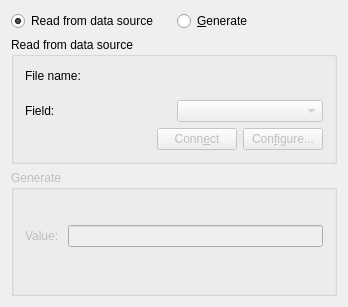
Above: src/libkstapp/scalartab.ui from Kst-plot/kst before the change. Below: the same form after it.
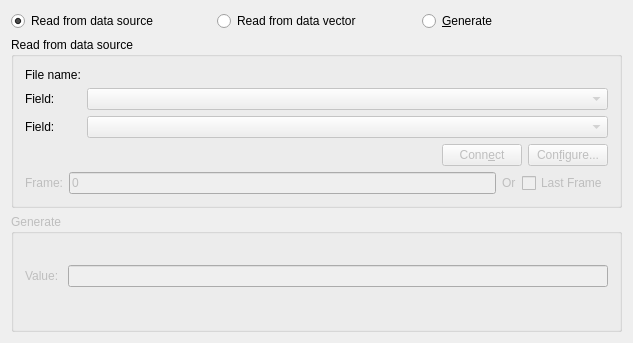
That is the form after the change. Custom widgets are drawn as their Qt base class.

Commit message:
Add a new kind of scalar: vector field scalars... make a scalar from a single sample of a vector field from a data source.  Useful for numerical displays in live kst windows, etc.
Work on the data manager to allow strings and scalars to be displayed.

Refactor the data manager a little - simplifying things a bit.

```diff
--- a/src/libkstapp/scalartab.ui
+++ b/src/libkstapp/scalartab.ui
@@ -5,11 +5,11 @@
    <rect>
     <x>0</x>
     <y>0</y>
-    <width>348</width>
-    <height>307</height>
+    <width>633</width>
+    <height>343</height>
    </rect>
   </property>
-  <layout class="QGridLayout" name="gridLayout" >
+  <layout class="QGridLayout" name="gridLayout_2" >
    <item row="0" column="0" >
     <widget class="QRadioButton" name="_readFromSource" >
      <property name="text" >
@@ -21,6 +21,16 @@
     </widget>
    </item>
    <item row="0" column="1" >
+    <widget class="QRadioButton" name="_readFromRVector" >
+     <property name="whatsThis" >
+      <string>Generate a new vector with the properties given here as the independent variable.</string>
+     </property>
+     <property name="text" >
+      <string>Read from data vector</string>
+     </property>
+    </widget>
+   </item>
+   <item row="0" column="2" >
     <widget class="QRadioButton" name="_generateX" >
      <property name="whatsThis" >
       <string>Generate a new vector with the properties given here as the independent variable.</string>
@@ -30,17 +40,20 @@
      </property>
     </widget>
    </item>
-   <item row="1" column="0" colspan="2" >
+   <item row="1" column="0" colspan="3" >
     <widget class="QGroupBox" name="_dataScalarGroup" >
      <property name="title" >
       <string>Read from data source</string>
      </property>
-     <layout class="QGridLayout" name="_2" >
-      <property name="topMargin" >
-       <number>0</number>
-      </property>
+     <layout class="QGridLayout" name="gridLayout" >
       <item row="0" column="0" >
        <widget class="QLabel" name="label_4" >
+        <property name="sizePolicy" >
+         <sizepolicy vsizetype="Preferred" hsizetype="Fixed" >
+          <horstretch>0</horstretch>
+          <verstretch>0</verstretch>
+         </sizepolicy>
+        </property>
         <property name="text" >
          <string>File name:</string>
         </property>
@@ -57,6 +70,12 @@
       </item>
       <item row="1" column="0" >
        <widget class="QLabel" name="label_5" >
+        <property name="sizePolicy" >
+         <sizepolicy vsizetype="Preferred" hsizetype="Fixed" >
+          <horstretch>0</horstretch>
+          <verstretch>0</verstretch>
+         </sizepolicy>
+        </property>
         <property name="text" >
          <string>Field:</string>
         </property>
@@ -75,7 +94,33 @@
         </property>
        </widget>
       </item>
-      <item row="2" column="0" colspan="2" >
+      <item row="2" column="0" >
+       <widget class="QLabel" name="label_8" >
+        <property name="sizePolicy" >
+         <sizepolicy vsizetype="Preferred" hsizetype="Fixed" >
+          <horstretch>0</horstretch>
+          <verstretch>0</verstretch>
+         </sizepolicy>
+        </property>
+        <property name="text" >
+         <string>Field:</string>
+        </property>
+        <property name="alignment" >
+         <set>Qt::AlignLeading|Qt::AlignLeft|Qt::AlignVCenter</set>
+        </property>
+        <property name="wordWrap" >
+         <bool>false</bool>
+        </property>
+       </widget>
+      </item>
+      <item row="2" column="1" >
+       <widget class="Kst::ComboBox" name="_fieldRV" >
+        <property name="enabled" >
+         <bool>false</bool>
+        </property>
+       </widget>
+      </item>
+      <item row="3" column="0" colspan="2" >
        <layout class="QHBoxLayout" name="_3" >
         <property name="margin" >
          <number>0</number>
@@ -118,10 +163,72 @@
         </item>
        </layout>
       </item>
+      <item row="4" column="0" colspan="2" >
+       <layout class="QHBoxLayout" name="_rVectorFrames" >
+        <item>
+         <widget class="QLabel" name="label_6" >
+          <property name="enabled" >
+           <bool>false</bool>
+          </property>
+          <property name="text" >
+           <string>Frame:</string>
+          </property>
+          <property name="alignment" >
+           <set>Qt::AlignRight|Qt::AlignTrailing|Qt::AlignVCenter</set>
+          </property>
+          <property name="wordWrap" >
+           <bool>false</bool>
+          </property>
+         </widget>
+        </item>
+        <item>
+         <widget class="QLineEdit" name="_start" >
+          <property name="enabled" >
+           <bool>false</bool>
+          </property>
+          <property name="toolTip" >
+           <string>Input a number, or the format [[[[YYYY:]MM:]DD:]HH:]MM[.SS] for dates.</string>
+          </property>
+          <property name="whatsThis" >
+           <string>The index of the first data read.  For ASCII files, this is the data row number in the file.  For frame based files, this is the first frame.</string>
+          </property>
+          <property name="text" >
+           <string>0</string>
+          </property>
+         </widget>
+        </item>
+        <item>
+         <widget class="QLabel" name="label_7" >
+          <property name="enabled" >
+           <bool>false</bool>
+          </property>
+          <property name="text" >
+           <string>Or</string>
+          </property>
+          <property name="wordWrap" >
+           <bool>false</bool>
+          </property>
+         </widget>
+        </item>
+        <item>
+         <widget class="QCheckBox" name="_countFromEnd" >
+          <property name="enabled" >
+           <bool>false</bool>
+          </property>
+          <property name="whatsThis" >
+           <string>Select this to read data from the end of the file.  This is useful for scrolling displays when the file is being appended by another application.</string>
+          </property>
+          <property name="text" >
+           <string>Last Frame</string>
+          </property>
+         </widget>
+        </item>
+       </layout>
+      </item>
      </layout>
     </widget>
    </item>
-   <item row="2" column="0" colspan="2" >
+   <item row="2" column="0" colspan="3" >
     <widget class="QGroupBox" name="_generatedScalarGroup" >
      <property name="enabled" >
       <bool>false</bool>
```
The commit also changes 32 other files.
